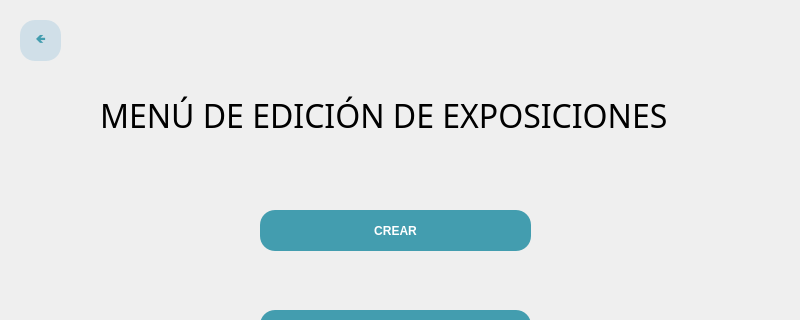
Qt form src/vista/ui/MenuEdicionExposiciones.ui (eperec03/museo) before a commit; both pictures show x 0 to 800 and y 0 to 320 of the 800 by 600 pixel window.
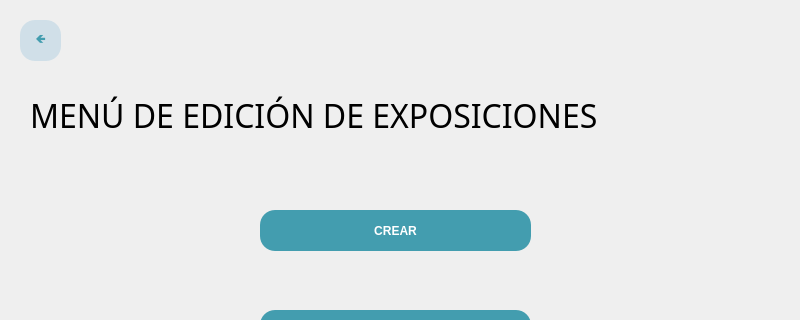
The same form after that commit.

What changed in the file:
```diff
--- a/src/vista/ui/MenuEdicionExposiciones.ui
+++ b/src/vista/ui/MenuEdicionExposiciones.ui
@@ -602,9 +602,9 @@
    <widget class="QLabel" name="Titulo">
     <property name="geometry">
      <rect>
-      <x>100</x>
+      <x>30</x>
       <y>70</y>
-      <width>601</width>
+      <width>751</width>
       <height>91</height>
      </rect>
     </property>
```
Left out of the diff: 112 changed lines with no effect on the pictures.
